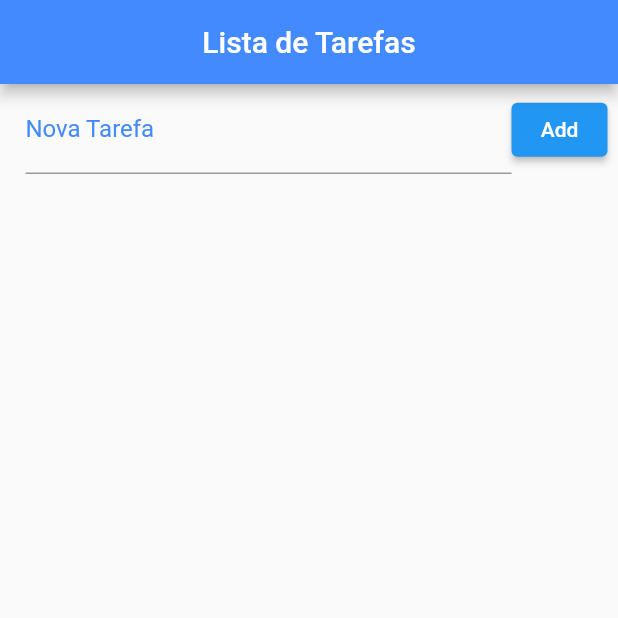
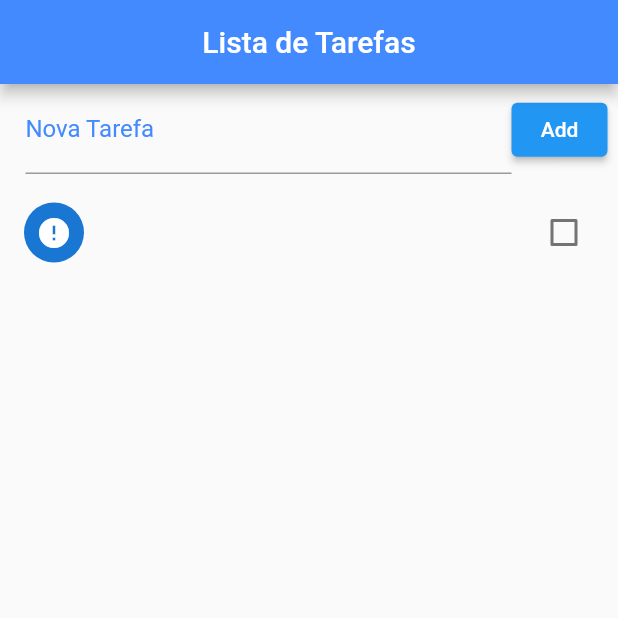
Before and after one commit to Tiagokochem/Projects-in-Flutter, a Flutter app: the screen it shows after launch, after a tap on "Add", on a phone screen of 412 x 824 dp, the top half of it. Run offline on Flutter 3.47's test engine with Material 2 defaults, Android fonts, the phone set to English and light mode, and no system bars.

Commit message:
ajustes button

```diff
--- a/lista_tarefas/lib/main.dart
+++ b/lista_tarefas/lib/main.dart
@@ -3,7 +3,6 @@ import 'dart:io';
 
 import 'package:flutter/material.dart';
 import 'package:path_provider/path_provider.dart';
-
 
 void main() {
   runApp(MaterialApp(
@@ -19,9 +18,9 @@ class Home extends StatefulWidget {
 }
 
 class _HomeState extends State<Home> {
-  List<String> _toDoList = [];
+  List<Map<String, dynamic>> _toDoList = [];
 
-  TextEditingController _controller = TextEditingController();
+  final _toDoController = TextEditingController();
 
   @override
   void initState() {
@@ -35,8 +34,12 @@ class _HomeState extends State<Home> {
 
   void _addTodo() {
     setState(() {
-      _toDoList.add(_controller.text);
-      _controller.text = '';
+      Map<String, dynamic> newToDo = {
+        "title": _toDoController.text,
+        "ok": false,
+      };
+      _toDoController.text = "";
+      _toDoList.add(newToDo);
       _saveData();
     });
   }
@@ -78,7 +81,7 @@ class _HomeState extends State<Home> {
               children: <Widget>[
                 Expanded(
                   child: TextField(
-                    controller: _controller,
+                    controller: _toDoController,
                     decoration: InputDecoration(
                       labelText: "Nova Tarefa",
                       labelStyle: TextStyle(color: Colors.blueAccent),
@@ -97,8 +100,19 @@ class _HomeState extends State<Home> {
               padding: EdgeInsets.only(top: 10.0),
               itemCount: _toDoList.length,
               itemBuilder: (context, index) {
-                return ListTile(
-                  title: Text(_toDoList[index]),
+                return CheckboxListTile(
+                  title: Text(_toDoList[index]["title"]),
+                  value: _toDoList[index]["ok"],
+                  secondary: CircleAvatar(
+                    child: Icon(
+                        _toDoList[index]["ok"] ? Icons.check : Icons.error),
+                  ),
+                  onChanged: (c) {
+                    setState(() {
+                      _toDoList[index]["ok"] = c;
+                      _saveData();
+                    });
+                  },
                 );
               },
             ),
```
